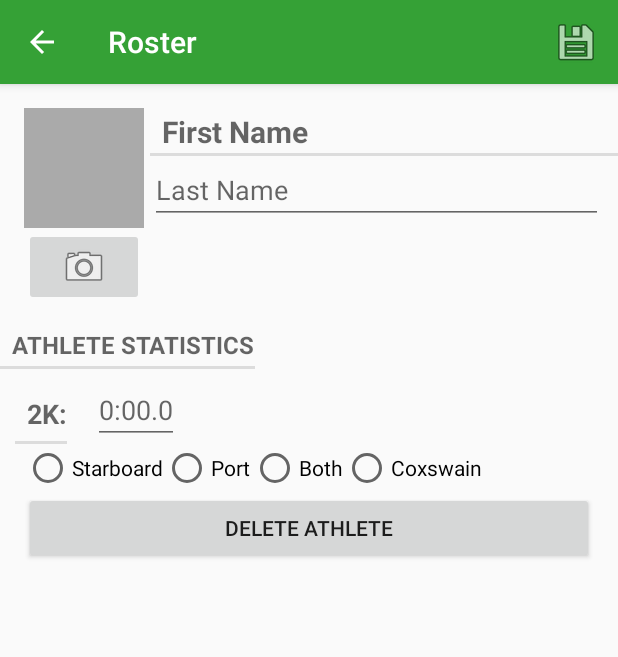
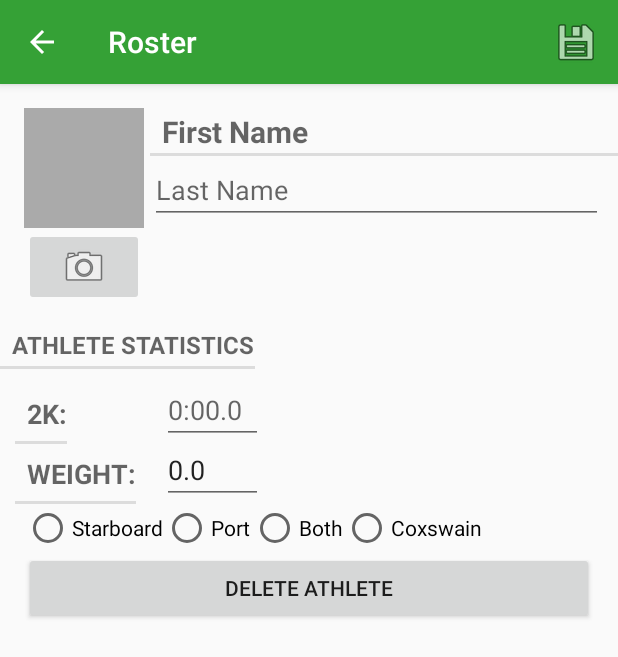
Before and after one commit to ginagr/ThePerfectLineup3.0, an Android app: the screen it shows after launch (AthletePagerActivity), in the options menu, after a tap on "New Athlete", on a phone screen of 412 x 824 dp. Shown: the top 657 px of the screen. Run offline under Robolectric (Android 15) with nearby library versions, the phone set to English and light mode, and no system bars.

Commit message:
initial weight adjusted

```diff
--- a/app/src/main/java/ggr/tpl7/AthleteFragment.java
+++ b/app/src/main/java/ggr/tpl7/AthleteFragment.java
@@ -144,22 +144,26 @@ public class AthleteFragment extends Fragment implements View.OnClickListener {
             public void afterTextChanged(Editable s) { }
         });
 
-//        EditText weightField = (EditText) v.findViewById(R.id.weight_fragment_edit_text);
-//        try {
-//            weightField.setText(athlete.getWeight());
-//        }catch (Exception e) {
-//            Log.e("AthleteFragment", "Could not find athlete weight: " + athlete.getWeight());
-//        }
-//        weightField.addTextChangedListener(new TextWatcher() {
-//            @Override
-//            public void beforeTextChanged(CharSequence s, int start, int count, int after) { }
-//            @Override
-//            public void onTextChanged(CharSequence s, int start, int before, int count) {
-//                athlete.setWeight(Integer.parseInt(s.toString()));
-//            }
-//            @Override
-//            public void afterTextChanged(Editable s) { }
-//        });
+        EditText weightField = (EditText) v.findViewById(R.id.weight_fragment_edit_text);
+        try {
+            weightField.setText(String.format("%s", athlete.getWeight()));
+        }catch (Exception e) {
+            Log.e("AthleteFragment", "Could not find athlete weight: " + athlete.getWeight());
+        }
+        weightField.addTextChangedListener(new TextWatcher() {
+            @Override
+            public void beforeTextChanged(CharSequence s, int start, int count, int after) { }
+            @Override
+            public void onTextChanged(CharSequence s, int start, int before, int count) {
+                if(s.toString().length() > 0){
+                    athlete.setWeight(Double.parseDouble(s.toString()));
+                } else {
+                    athlete.setWeight(0);
+                }
+            }
+            @Override
+            public void afterTextChanged(Editable s) { }
+        });
 
 //        EditText heightField = (EditText) v.findViewById(R.id.height_fragment_edit_text);
 //        if(athlete.getFeet() != 0) { heightField.setText(athlete.getFeet() +  "' " + athlete.getInches()); }
--- a/app/src/main/java/ggr/tpl7/LineupActivity.java
+++ b/app/src/main/java/ggr/tpl7/LineupActivity.java
@@ -32,6 +32,7 @@ import ggr.tpl7.model.BoatSize;
 import ggr.tpl7.model.Position;
 
 import static ggr.tpl7.R.string.avg_2k;
+import static ggr.tpl7.R.string.wt_adj_2k;
 import static ggr.tpl7.model.AthleteLab.formatDateToString;
 
 public class LineupActivity extends AppCompatActivity implements View.OnClickListener{
@@ -183,12 +184,20 @@ public class LineupActivity extends AppCompatActivity implements View.OnClickLis
 
     private void checkBoatStats(){
         long total = 0L;
+        long totalW = 0L;
         int count = 0;
+        int countW = 0;
+        double weight = 0;
         List<Athlete> athletesInBoat = AthleteLab.get(this).getAthletesByBoat(currentBoat.getId());
         for(int i = 0; i < athletesInBoat.size(); i++){
             if(athletesInBoat.get(i).getTwok() != null) {
                 total += athletesInBoat.get(i).getTwok().getTime() / 1000L;
                 count++;
+                if(athletesInBoat.get(i).getWeight() > 0){
+                    totalW += athletesInBoat.get(i).getTwok().getTime() / 1000L;
+                    countW++;
+                    weight += athletesInBoat.get(i).getWeight();
+                }
             }
         }
         if(total > 0) {
@@ -200,8 +209,26 @@ public class LineupActivity extends AppCompatActivity implements View.OnClickLis
            // curr2kTextView.setText("" + R.string.avg_2k + formatDateToString(ret));
         } else {
             TextView curr2kTextView = (TextView) findViewById(R.id.current_boat_2k);
-            curr2kTextView.setText("" + getString(avg_2k) + " no data available");
+            curr2kTextView.setText("" + getString(avg_2k) + " no data");
         }
+
+        if(totalW > 0){
+            double wf = Math.pow((weight / (270 * countW)), .222);
+            long avg = totalW / countW;
+            long fin = avg * (long)wf;
+            Date ret = new Date(fin * 1000L);
+
+            TextView curr2kTextView = (TextView) findViewById(R.id.current_boat_weight_adj_2k);
+            curr2kTextView.setText(getString(wt_adj_2k) + " " + formatDateToString(ret));
+        } else {
+            TextView curr2kTextView = (TextView) findViewById(R.id.current_boat_weight_adj_2k);
+            curr2kTextView.setText("" + getString(wt_adj_2k) + " no data");
+        }
+//        Wf = [body weight in lbs / 270] raised to the power .222
+//        Corrected time = Wf x actual time (seconds)
+//        Corrected distance = actual distance / Wf
+
+
     }
 
     private void addAthleteToBox(){
--- a/app/src/main/java/ggr/tpl7/database/AthleteCursorWrapper.java
+++ b/app/src/main/java/ggr/tpl7/database/AthleteCursorWrapper.java
@@ -24,7 +24,7 @@ public class AthleteCursorWrapper extends CursorWrapper {
         String position = getString(getColumnIndex(AthleteTable.Cols.POSITION));
         int feet = getInt(getColumnIndex(AthleteTable.Cols.FEET));
         int inches = getInt(getColumnIndex(AthleteTable.Cols.INCHES));
-        int weight = getInt(getColumnIndex(AthleteTable.Cols.WEIGHT));
+        double weight = getDouble(getColumnIndex(AthleteTable.Cols.WEIGHT));
         String twok = getString(getColumnIndex(AthleteTable.Cols.TWOK));
         String contact = getString(getColumnIndex(AthleteTable.Cols.CONTACT));
         int inLineup = getInt(getColumnIndex(AthleteTable.Cols.INLINEUP));
--- a/app/src/main/java/ggr/tpl7/model/Athlete.java
+++ b/app/src/main/java/ggr/tpl7/model/Athlete.java
@@ -15,7 +15,7 @@ public class Athlete {
     private Position position; //1 = Cox, 2 = both, 3 = port, 4 = starboard, 5 = none
     private int feet;
     private int inches;
-    private int weight;
+    private double weight;
     private Date twok;
     private String linkContact;
     private boolean inLineup = false;
@@ -145,11 +145,11 @@ public class Athlete {
         this.inches = inches;
     }
 
-    int getWeight() {
+    public double getWeight() {
         return weight;
     }
 
-    public void setWeight(int weight) {
+    public void setWeight(double weight) {
         this.weight = weight;
     }
 
--- a/app/src/main/res/layout/fragment_athlete.xml
+++ b/app/src/main/res/layout/fragment_athlete.xml
@@ -43,12 +43,12 @@
                 <!--android:text="@string/_6k_"-->
                 <!--style="?android:listSeparatorTextViewStyle"-->
                 <!--android:textSize="18sp"/>-->
-                <!--<TextView-->
-                <!--android:layout_width="wrap_content"-->
-                <!--android:layout_height="40dp"-->
-                <!--android:text="@string/weight"-->
-                <!--style="?android:listSeparatorTextViewStyle"-->
-                <!--android:textSize="18sp"/>-->
+                <TextView
+                android:layout_width="wrap_content"
+                android:layout_height="40dp"
+                android:text="@string/weight"
+                style="?android:listSeparatorTextViewStyle"
+                android:textSize="18sp"/>
                 <!--<TextView-->
                 <!--android:layout_width="wrap_content"-->
                 <!--android:layout_height="40dp"-->
@@ -75,12 +75,12 @@
                 <!--android:layout_height="40dp"-->
                 <!--android:hint="00:00.0"-->
                 <!--android:inputType="time"/>-->
-                <!--<EditText-->
-                <!--android:id="@+id/weight_fragment_edit_text"-->
-                <!--android:layout_width="match_parent"-->
-                <!--android:layout_height="40dp"-->
-                <!--android:hint="000.0lb"-->
-                <!--android:inputType="number|numberDecimal"/>-->
+                <EditText
+                android:id="@+id/weight_fragment_edit_text"
+                android:layout_width="match_parent"
+                android:layout_height="40dp"
+                android:hint="@string/_000_0lb"
+                android:inputType="number|numberDecimal"/>
                 <!--<EditText-->
                 <!--android:id="@+id/height_fragment_edit_text"-->
                 <!--android:layout_width="match_parent"-->
--- a/app/src/main/res/values/strings.xml
+++ b/app/src/main/res/values/strings.xml
@@ -43,6 +43,7 @@
     <string name="wt_adj_2k">Wt Adj 2k: </string>
     <string name="add_boat">Add Boat</string>
     <string name="add_boat_icon">Add Boat</string>
+    <string name="_000_0lb">000.0lb</string>
     <string-array name="boat_size_array">
         <item>8+</item>
         <item>4+</item>
```
